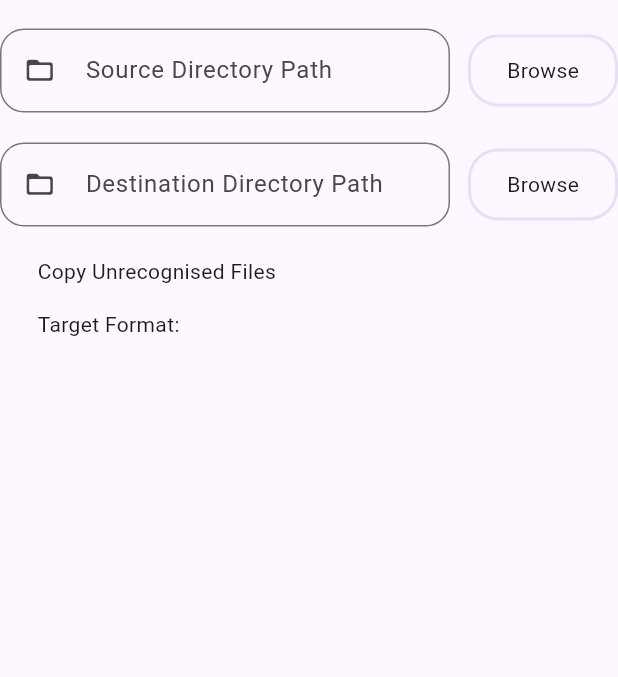
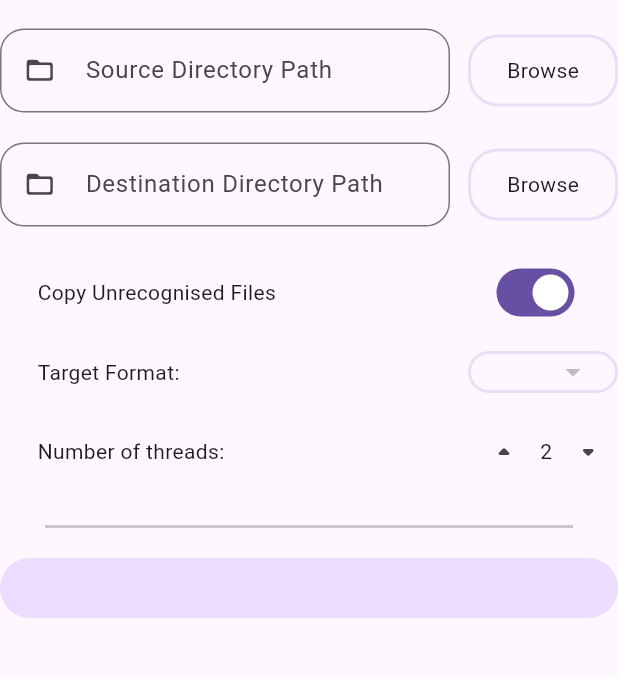
Before and after one commit to psomani16k/Diraudio, a Flutter app: the screen it shows after launch, on a phone screen of 412 x 824 dp, the part 63-740 px from its top. Run offline on Flutter 3.47's test engine with Material 3 defaults, Android fonts, the light colour scheme and no system bars; drawn by our look-alikes of dynamic_color; our stand-ins replace file_picker; missing offline and left inert: window_manager; statements that could not run were skipped.

Commit message:
sticking to material ui

```diff
--- a/lib/main.dart
+++ b/lib/main.dart
@@ -1,4 +1,3 @@
-import 'package:audio_library_convertor/app_state.dart';
 import 'package:audio_library_convertor/ui/progress_update_processor/progress_update_processor.dart';
 import 'package:dynamic_color/dynamic_color.dart';
 import 'package:window_manager/window_manager.dart';
@@ -10,8 +9,8 @@ void main() async {
   // set initial state of the app here
   WidgetsFlutterBinding.ensureInitialized();
   await windowManager.ensureInitialized();
+  windowManager.setMinimumSize(const Size(500, 500));
   WindowManager.instance.setMinimumSize(const Size(500, 00));
-  TranscoderState state = TranscoderState.getInstance();
   await initializeRust();
   runApp(const MyApp());
 }
--- a/lib/ui/transcoder_page/transcoder_page.dart
+++ b/lib/ui/transcoder_page/transcoder_page.dart
@@ -1,5 +1,9 @@
+import 'dart:io';
 import 'package:audio_library_convertor/app_state.dart';
+import 'package:audio_library_convertor/messages/dart_signal.pb.dart';
 import 'package:audio_library_convertor/ui/elements/ui_elements.dart';
+import 'package:audio_library_convertor/ui/transcoder_page/mp3_config/mp3_config.dart';
+
 import 'package:flutter/material.dart';
 
 class TranscoderPage extends StatefulWidget {
@@ -12,6 +16,14 @@ class TranscoderPage extends StatefulWidget {
 class _TranscoderPageState extends State<TranscoderPage> {
   final TextEditingController _srcPathController = TextEditingController();
   final TextEditingController _destPathController = TextEditingController();
+  bool _copyUnrecognisedFiles =
+      TranscoderState.getInstance().getCopyUnrecognisedFiles();
+  TargetFormat _targetFormat = TargetFormat.Mp3;
+  int _threadCount = TranscoderState.getInstance().getNoOfThreads();
+
+  final Map<TargetFormat, ({Widget ui, double height})> _audioConfigUiData = {
+    TargetFormat.Mp3: (ui: const Mp3ConfigUi(), height: Mp3ConfigUi.height),
+  };
 
   @override
   Widget build(BuildContext context) {
@@ -19,6 +31,7 @@ class _TranscoderPageState extends State<TranscoderPage> {
       child: SizedBox(
         width: 450,
         height: MediaQuery.sizeOf(context).height,
+        child: SingleChildScrollView(
           child: Column(
             children: [
               const SizedBox(
@@ -104,24 +117,134 @@ class _TranscoderPageState extends State<TranscoderPage> {
                 ],
               ),
               const SizedBox(height: 20),
-            const Padding(
-              padding: EdgeInsets.symmetric(horizontal: 25),
+              Padding(
+                padding: const EdgeInsets.symmetric(horizontal: 25),
                 child: Row(
+                  mainAxisAlignment: MainAxisAlignment.spaceBetween,
                   children: [
-                  Text("Copy Unrecognised Files"),
+                    const Text("Copy Unrecognised Files"),
+                    Switch(
+                      value: _copyUnrecognisedFiles,
+                      onChanged: (value) {
+                        setState(() {
+                          _copyUnrecognisedFiles = value;
+                        });
+                        TranscoderState.getInstance()
+                            .setCopyUnrecognisedFiles(_copyUnrecognisedFiles);
+                      },
+                    )
                   ],
                 ),
               ),
               const SizedBox(height: 15),
-            const Padding(
-              padding: EdgeInsets.symmetric(horizontal: 25),
+              Padding(
+                padding: const EdgeInsets.fromLTRB(25, 0, 0, 0),
                 child: Row(
-                children: [Text("Target Format: ")],
+                  mainAxisAlignment: MainAxisAlignment.spaceBetween,
+                  children: [
+                    const Text("Target Format:"),
+                    Container(
+                      decoration: BoxDecoration(
+                          border: Border.all(
+                            width: 2,
+                            color: Theme.of(context)
+                                .colorScheme
+                                .secondaryContainer,
+                          ),
+                          borderRadius: BorderRadius.circular(16)),
+                      width: 100,
+                      child: Center(
+                        child: DropdownButton<TargetFormat>(
+                          isExpanded: true,
+                          padding: const EdgeInsets.fromLTRB(16, 0, 16, 0),
+                          underline: const SizedBox(),
+                          focusColor: Theme.of(context).colorScheme.background,
+                          items: TargetFormat.values.map((e) {
+                            return DropdownMenuItem(
+                                value: e, child: Text(e.name));
+                          }).toList(),
+                          onChanged: (value) {
+                            setState(() {
+                              _targetFormat = value ?? _targetFormat;
+                            });
+                            TranscoderState.getInstance()
+                                .setTargetFormat(_targetFormat);
+                          },
+                          value: _targetFormat,
+                          borderRadius: BorderRadius.circular(16),
+                        ),
+                      ),
+                    ),
+                  ],
+                ),
+              ),
+              const SizedBox(height: 15),
+              Padding(
+                padding: const EdgeInsets.only(left: 25),
+                child: Row(
+                  mainAxisAlignment: MainAxisAlignment.spaceBetween,
+                  children: [
+                    const Text("Number of threads:"),
+                    SizedBox(
+                      width: 100,
+                      child: Row(
+                        mainAxisAlignment: MainAxisAlignment.spaceBetween,
+                        children: [
+                          IconButton(
+                            icon: const Icon(Icons.arrow_drop_up_rounded),
+                            onPressed: () {
+                              if (_threadCount < Platform.numberOfProcessors) {
+                                setState(() {
+                                  _threadCount++;
+                                });
+                                TranscoderState.getInstance()
+                                    .setNoOfThreads(_threadCount);
+                              }
+                            },
+                          ),
+                          Text(_threadCount.toString()),
+                          IconButton(
+                            icon: const Icon(Icons.arrow_drop_down_rounded),
+                            onPressed: () {
+                              if (_threadCount > 1) {
+                                setState(() {
+                                  _threadCount--;
+                                });
+                                TranscoderState.getInstance()
+                                    .setNoOfThreads(_threadCount);
+                              }
+                            },
+                          ),
+                        ],
                       ),
                     )
                   ],
                 ),
               ),
+              const SizedBox(height: 25),
+              const Divider(
+                endIndent: 30,
+                indent: 30,
+                thickness: 2,
+                height: 2,
+              ),
+              const SizedBox(height: 20),
+              AnimatedContainer(
+                duration: Durations.medium3,
+                decoration: BoxDecoration(
+                    borderRadius: BorderRadius.circular(32),
+                    color: Theme.of(context).colorScheme.primaryContainer),
+                width: 450,
+                height: _audioConfigUiData[_targetFormat]?.height,
+                child: Padding(
+                  padding: const EdgeInsets.all(20),
+                  child: _audioConfigUiData[_targetFormat]?.ui,
+                ),
+              )
+            ],
+          ),
+        ),
+      ),
     );
   }
 }
--- a/pubspec.yaml
+++ b/pubspec.yaml
@@ -39,7 +39,7 @@ dependencies:
   file_picker: ^8.0.5
   dynamic_color: ^1.7.0
   window_manager: ^0.3.9
-  fluent_ui: ^4.8.7
+
 
 dev_dependencies:
   flutter_test:
```
Also changed, not shown: lib/app_state.dart (+21 -8 lines), lib/ui/transcoder_page/mp3_config/mp3_config.dart (added, +98 -0 lines), pubspec.lock, 3 other files. Lines whose indentation alone changed are shown as unchanged.
